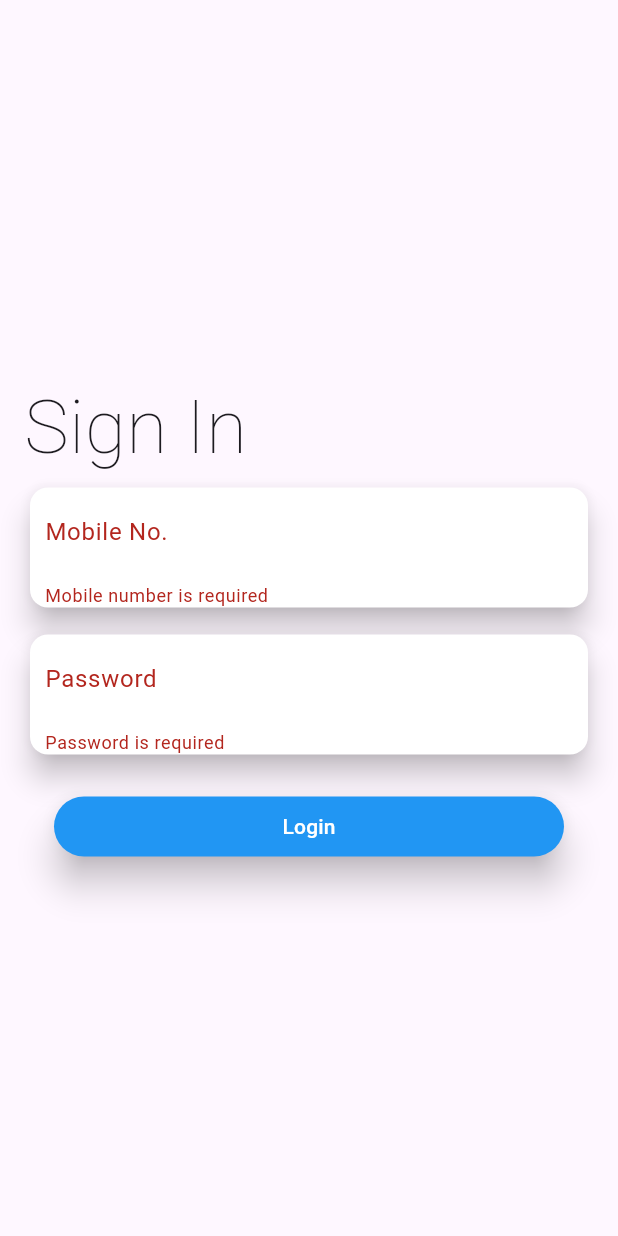
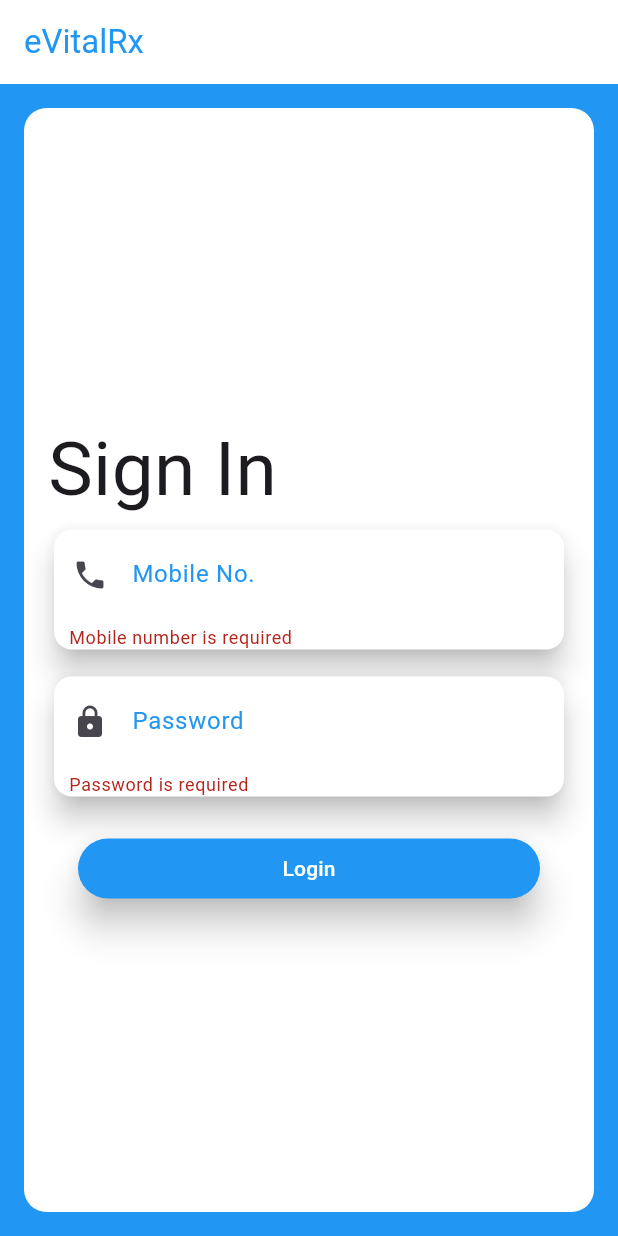
Before and after one commit to AakashKedari/eVitalRx, a Flutter app: the screen it shows after launch, after a tap on "Login", on a phone screen of 412 x 824 dp. Run offline on Flutter 3.47's test engine with Material 3 defaults, Android fonts, the light colour scheme and no system bars; our stand-ins replace gap, get, google_fonts, hive, hive_flutter, just_audio and 2 more; accounts and stored records are empty.

Commit message:
Final Submission

```diff
--- a/lib/app/customWidgets/textField.dart
+++ b/lib/app/customWidgets/textField.dart
@@ -6,7 +6,8 @@ class CustomTextField extends StatelessWidget {
   const CustomTextField({
     super.key,
     required this.textEditingController,
-    required this.loginController, required this.hint,
+    required this.loginController,
+    required this.hint,
   });
 
   final TextEditingController textEditingController;
@@ -20,15 +21,22 @@ class CustomTextField extends StatelessWidget {
       color: Colors.white,
       surfaceTintColor: Colors.white,
       child: TextFormField(
+        cursorColor: Colors.blue,
         obscureText: hint == 'Password' ? true : false,
-        autocorrect:  hint == 'Password' ? false : true,
+        autocorrect: hint == 'Password' ? false : true,
         controller: textEditingController,
         decoration: InputDecoration(
-            contentPadding: EdgeInsets.only(left: 10,top: 10,bottom: 10),
-            labelText: hint,border: InputBorder.none),
-        keyboardType: hint != 'Password' ? TextInputType.phone : TextInputType.text,
-        validator: (value) => hint == 'Mobile No.' ? loginController.validateMobile(value!) : loginController.validatePassword(value!),
-
+            labelStyle: const TextStyle(color: Colors.blue),
+            prefixIcon: Icon(hint != 'Password' ? Icons.phone : Icons.lock),
+            contentPadding:
+                const EdgeInsets.only(left: 10, top: 10, bottom: 10),
+            labelText: hint,
+            border: InputBorder.none),
+        keyboardType:
+            hint != 'Password' ? TextInputType.phone : TextInputType.text,
+        validator: (value) => hint == 'Mobile No.'
+            ? loginController.validateMobile(value!)
+            : loginController.validatePassword(value!),
       ),
     );
   }
--- a/lib/app/modules/login/controllers/login_controller.dart
+++ b/lib/app/modules/login/controllers/login_controller.dart
@@ -1,18 +1,56 @@
+import 'dart:developer' show log;
+import 'package:evital/app/utils/utils.dart';
+import 'package:flutter/material.dart';
 import 'package:get/get.dart';
+import 'package:just_audio/just_audio.dart';
 
 class LoginController extends GetxController {
+  final mobileController = TextEditingController();
+  final passwordController = TextEditingController();
   var isLoading = false.obs;
   final String correctMobile = '9033006262';
   final String correctPassword = 'eVital@12';
+  final AudioPlayer _audioPlayer = AudioPlayer();
+
+  @override
+  void onClose() {
+    super.onClose();
+    log('Text Editing Controllers disposed');
+    mobileController.dispose();
+    passwordController.dispose();
+    _audioPlayer.dispose();
+  }
+
+  Future<void> playErrorSound() async {
+    try {
+      await _audioPlayer.setAsset(AssetsPath.errorSound);
+      _audioPlayer.play();
+    } catch (e) {
+      print("Error loading audio source: $e");
+    }
+  }
+
+  playSuccessSound() async {
+    try {
+      await _audioPlayer.setAsset(AssetsPath.successSound);
+      _audioPlayer.play();
+    } catch (e) {
+      log("Error loading audio source: $e");
+    }
+  }
 
   void login(String mobile, String password) async {
     isLoading.value = true;
 
-    await Future.delayed(Duration(seconds: 2)); // Simulate a network request
+    // To show like a network request
+    await Future.delayed(const Duration(seconds: 2));
 
+    // Navigate to home screen on successful login
     if (mobile == correctMobile && password == correctPassword) {
-      Get.offAllNamed('/home'); // Navigate to home screen on successful login
+      playSuccessSound();
+      Get.offAllNamed('/home');
     } else {
+      playErrorSound();
       Get.snackbar('Error', 'Invalid mobile number or password',
           snackPosition: SnackPosition.BOTTOM);
     }
@@ -22,8 +60,10 @@ class LoginController extends GetxController {
 
   String? validateMobile(String value) {
     if (value.isEmpty) {
+      playErrorSound();
       return 'Mobile number is required';
     } else if (value.length != 10 || !RegExp(r'^[0-9]+$').hasMatch(value)) {
+      playErrorSound();
       return 'Enter a valid 10-digit mobile number';
     }
     return null;
@@ -31,8 +71,10 @@ class LoginController extends GetxController {
 
   String? validatePassword(String value) {
     if (value.isEmpty) {
+      playErrorSound();
       return 'Password is required';
     } else if (value.length < 8) {
+      playErrorSound();
       return 'Password must be at least 8 characters long';
     }
     return null;
--- a/lib/app/modules/login/views/login_view.dart
+++ b/lib/app/modules/login/views/login_view.dart
@@ -1,6 +1,5 @@
 import 'package:evital/app/customWidgets/textField.dart';
 import 'package:evital/app/modules/login/controllers/login_controller.dart';
-import 'package:flutter/cupertino.dart';
 import 'package:flutter/material.dart';
 import 'package:gap/gap.dart';
 import 'package:get/get.dart';
@@ -8,8 +7,6 @@ import 'package:loading_indicator/loading_indicator.dart';
 import 'package:velocity_x/velocity_x.dart';
 
 class LoginView extends StatelessWidget {
-  final _mobileController = TextEditingController();
-  final _passwordController = TextEditingController();
   final LoginController loginController = Get.put(LoginController());
   final _formKey = GlobalKey<FormState>();
 
@@ -18,8 +15,23 @@ class LoginView extends StatelessWidget {
   @override
   Widget build(BuildContext context) {
     return Scaffold(
-      // appBar: AppBar(title: const Text('Login')),
-      body: Padding(
+      appBar: AppBar(
+        title: const Text('eVitalRx'),
+        backgroundColor: Colors.white,
+        foregroundColor: Colors.blue,
+      ),
+      body: Stack(
+        children: [
+          Container(
+            color: Colors.blue,
+          ),
+          Padding(
+            padding: const EdgeInsets.all(16.0),
+            child: Container(
+              decoration: BoxDecoration(
+                borderRadius: BorderRadius.circular(15),
+                color: Colors.white,
+              ),
               padding: const EdgeInsets.all(16.0),
               child: Form(
                 key: _formKey,
@@ -30,18 +42,19 @@ class LoginView extends StatelessWidget {
                         alignment: Alignment.centerLeft,
                         child: Text(
                           'Sign In',
-                    style: TextStyle(fontSize: 50, fontWeight: FontWeight.w200),
+                          style: TextStyle(
+                              fontSize: 50, fontWeight: FontWeight.normal),
                         )),
                     CustomTextField(
                       hint: 'Mobile No.',
                       loginController: loginController,
-                textEditingController: _mobileController,
+                      textEditingController: loginController.mobileController,
                     ),
                     const Gap(10),
                     CustomTextField(
                       loginController: loginController,
                       hint: 'Password',
-                textEditingController: _passwordController,
+                      textEditingController: loginController.passwordController,
                     ),
                     const SizedBox(height: 20),
                     Obx(() => loginController.isLoading.value
@@ -49,21 +62,10 @@ class LoginView extends StatelessWidget {
                             height: 80,
                             child: LoadingIndicator(
                                 indicatorType: Indicator.ballClipRotatePulse,
-
-                          /// Required, The loading type of the widget
                                 colors: [Colors.blue.shade300],
-
-                          /// Optional, The color collections
                                 strokeWidth: 2,
-
-                          /// Optional, The stroke of the line, only applicable to widget which contains line
                                 backgroundColor: Colors.transparent,
-
-                          /// Optional, Background of the widget
-                          pathBackgroundColor: Colors.transparent
-
-                          /// Optional, the stroke backgroundColor
-                          ),
+                                pathBackgroundColor: Colors.transparent),
                           )
                         : Padding(
                             padding: const EdgeInsets.symmetric(horizontal: 20),
@@ -81,8 +83,10 @@ class LoginView extends StatelessWidget {
                                 /// Keyboard
                                 FocusScope.of(context).unfocus();
                                 if (_formKey.currentState!.validate()) {
-                            String mobile = _mobileController.text;
-                            String password = _passwordController.text;
+                                  String mobile =
+                                      loginController.mobileController.text;
+                                  String password =
+                                      loginController.passwordController.text;
                                   loginController.login(mobile, password);
                                 }
                               },
@@ -93,6 +97,9 @@ class LoginView extends StatelessWidget {
                 ),
               ),
             ),
+          ),
+        ],
+      ),
     );
   }
 }
--- a/lib/app/modules/splash/controllers/splash_controller.dart
+++ b/lib/app/modules/splash/controllers/splash_controller.dart
@@ -1,33 +1,19 @@
 import 'dart:async';
-
-import 'package:evital/app/modules/home/views/home_view.dart';
 import 'package:evital/app/routes/app_pages.dart';
 import 'package:get/get.dart';
 
 class SplashController extends GetxController {
-  final count = 0.obs;
+
   @override
   void onInit() {
     super.onInit();
-
     /// As soon as Splash Screen is displayed, we call this function to navigate to Home
     _navigateToHome();
   }
 
   void _navigateToHome() async {
-    await Future.delayed(const Duration(seconds: 4)); // Simulate a delay
+    await Future.delayed(const Duration(seconds: 3));
     Get.offNamed(Routes.LOGIN); // Navigate to login screen
   }
 
-  @override
-  void onReady() {
-    super.onReady();
-  }
-
-  @override
-  void onClose() {
-    super.onClose();
-  }
-
-  void increment() => count.value++;
 }
--- a/lib/app/modules/splash/views/splash_view.dart
+++ b/lib/app/modules/splash/views/splash_view.dart
@@ -1,34 +1,36 @@
+import 'package:evital/app/utils/utils.dart';
 import 'package:flutter/material.dart';
-
 import 'package:get/get.dart';
-
 import '../controllers/splash_controller.dart';
 
 class SplashView extends StatefulWidget {
+  const SplashView({super.key});
+
   @override
   _SplashViewState createState() => _SplashViewState();
 }
 
-class _SplashViewState extends State<SplashView> with SingleTickerProviderStateMixin {
-  late AnimationController _controller;
+class _SplashViewState extends State<SplashView>
+    with SingleTickerProviderStateMixin {
+  late AnimationController animationController;
   late Animation<double> _animation;
   final SplashController _splashController = Get.put(SplashController());
 
   @override
   void initState() {
     super.initState();
-    _controller = AnimationController(
+    animationController = AnimationController(
       duration: const Duration(milliseconds: 500),
       vsync: this,
     )..repeat(reverse: true);
     _animation = Tween<double>(begin: -10, end: 10).animate(
-      CurvedAnimation(parent: _controller, curve: Curves.elasticIn),
+      CurvedAnimation(parent: animationController, curve: Curves.slowMiddle),
     );
   }
 
   @override
   void dispose() {
-    _controller.dispose();
+    animationController.dispose();
     super.dispose();
   }
 
@@ -44,7 +46,7 @@ class _SplashViewState extends State<SplashView> with SingleTickerProviderStateM
               child: child,
             );
           },
-          child: Image.asset('assets/images/evitalRx.webp'), // Replace with your image path
+          child: Image.asset(AssetsPath.appLogo),
         ),
       ),
     );
--- /dev/null
+++ b/lib/app/utils/utils.dart
@@ -0,0 +1,14 @@
+import 'package:get/get.dart';
+
+class Utils {
+  static showSnackBar(String message){
+    return Get.showSnackbar( GetSnackBar(message: message,duration: const Duration(seconds: 2),));
+  }
+}
+
+class AssetsPath {
+  static const String profilePic = 'assets/images/arrow.png';
+  static const String appLogo = 'assets/images/evitalRx.webp';
+  static const String successSound = 'assets/sounds/success.mp3';
+  static const String errorSound = 'assets/sounds/error.mp3';
+}
--- a/lib/main.dart
+++ b/lib/main.dart
@@ -12,17 +12,18 @@ void main() async {
   await Hive.initFlutter(appDocumentDirectory.path);
 
   Hive.registerAdapter(UserModelAdapter());
-  // await Hive.openBox('userBox'); // Open Hive box
-  // Open Hive box
+
+  /// We open the hive box later
   runApp(
     GetMaterialApp(
       debugShowCheckedModeBanner: false,
-      title: "Application",
+      title: "eVitalRx",
       initialRoute: AppPages.INITIAL,
       getPages: AppPages.routes,
       theme: ThemeData(
-        textTheme: GoogleFonts.radioCanadaTextTheme()
+        textTheme: GoogleFonts.radioCanadaTextTheme(),
       ),
+      themeMode: ThemeMode.system
     ),
   );
 }
--- a/pubspec.yaml
+++ b/pubspec.yaml
@@ -33,3 +33,4 @@ flutter:
   assets:
     - assets/
     - assets/images/
+    - assets/sounds/
```
Also changed, not shown: lib/app/data/models/user_model.dart (+1 -52 lines), lib/app/modules/home/controllers/home_controller.dart (+10 -2 lines), lib/app/modules/home/views/home_view.dart (+70 -19 lines), 2 other files. Lines whose indentation alone changed are shown as unchanged.
